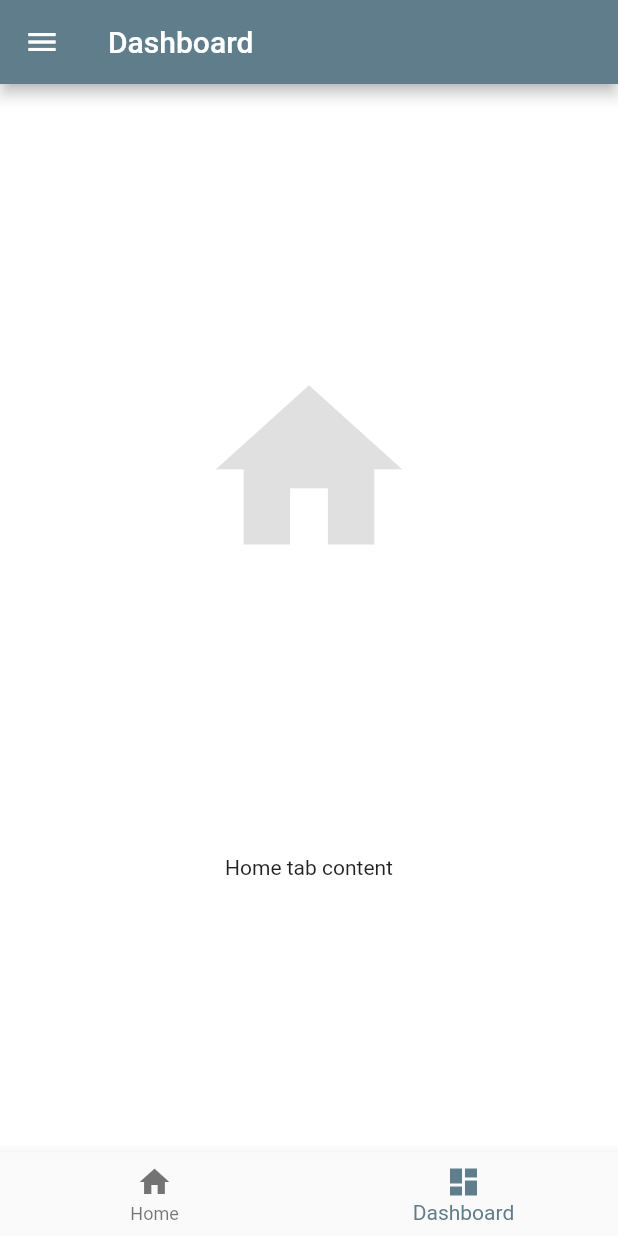
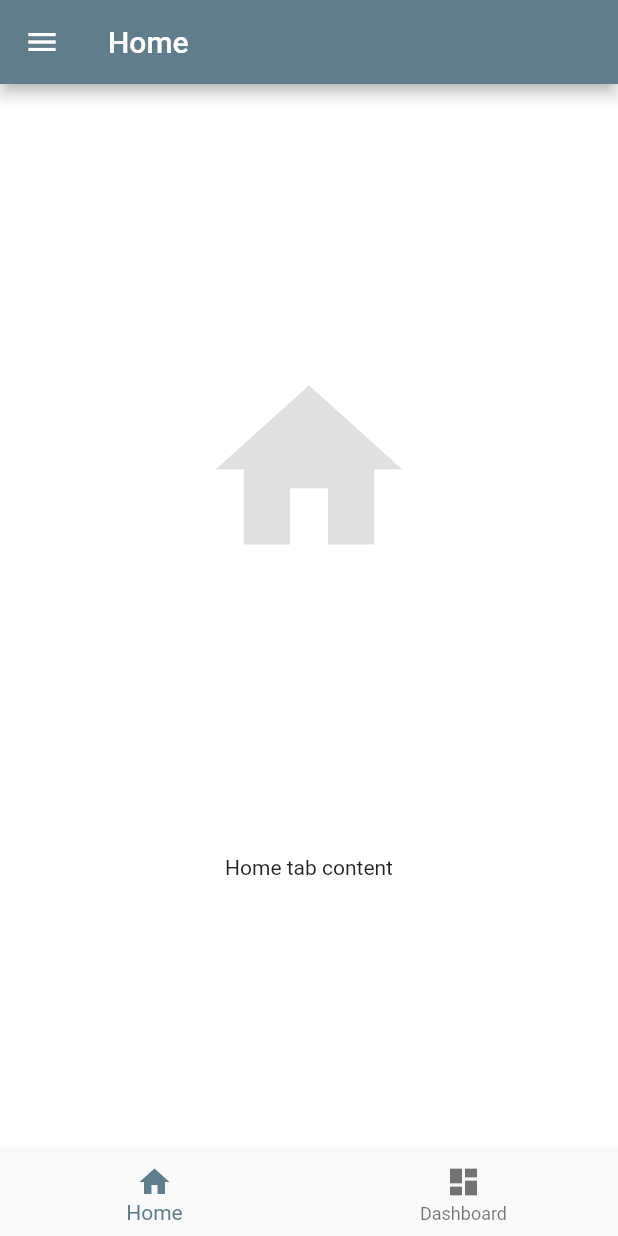
Before and after one commit to AbdulazizSaud94/swe418, a Flutter app: the screen it shows after launch, on a phone screen of 412 x 824 dp. Run offline on Flutter 3.47's test engine with Material 2 defaults, Android fonts, the phone set to English and light mode, and no system bars.

```diff
--- a/lib/Screens/Admin/AdminTabs.dart
+++ b/lib/Screens/Admin/AdminTabs.dart
@@ -13,13 +13,13 @@ class TabsState extends State<AdminTabs> {
   PageController _tabController;
 
   var _title_app = null;
-  int _tab = 1;
+  int _tab = 0;
 
   @override
   void initState() {
     super.initState();
     _tabController = new PageController();
-    this._title_app = TabItems[1].title;
+    this._title_app = TabItems[0].title;
   }
 
   @override
```
